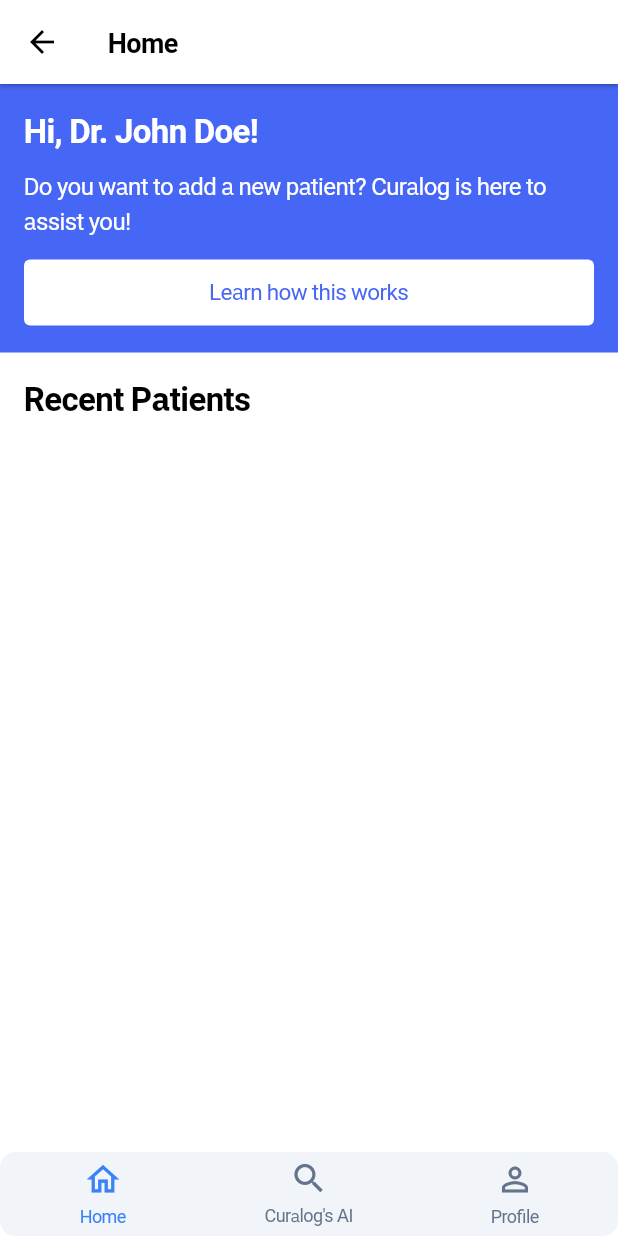
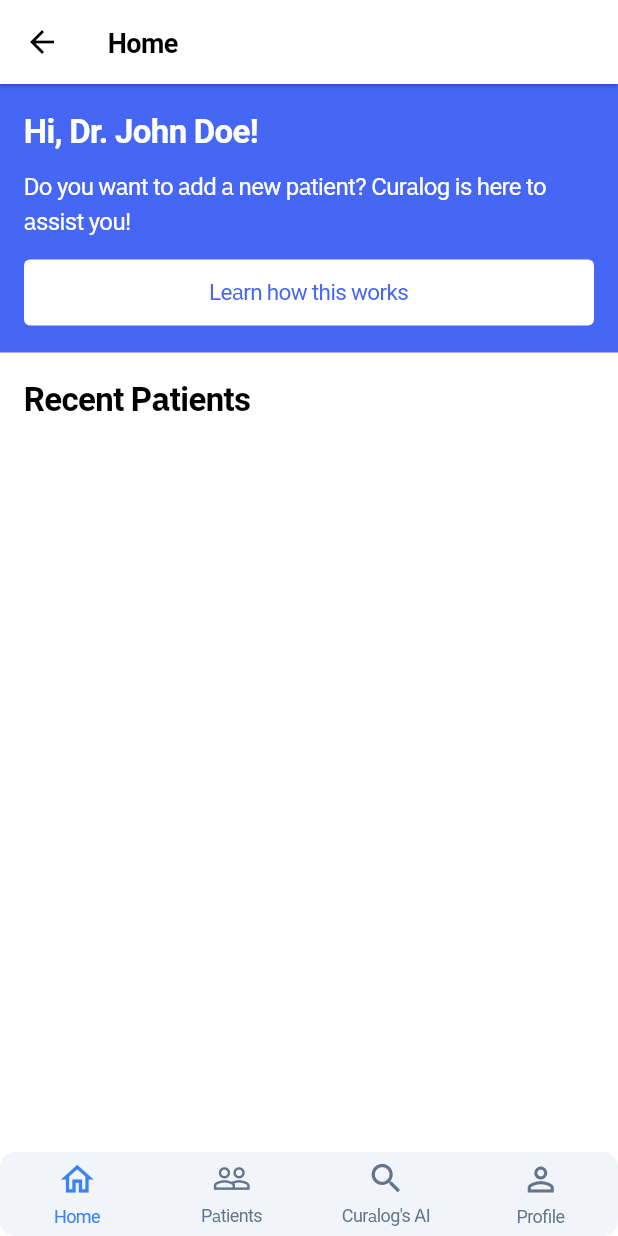
Before and after one commit to dakshvasudev/Curalog, a Flutter app: the screen it shows after launch, on a phone screen of 412 x 824 dp. Run offline on Flutter 3.47's test engine with Material 3 defaults, Android fonts, the phone set to English and light mode, and no system bars; drawn by our look-alikes of persistent_bottom_nav_bar; our stand-ins replace firebase_auth, firebase_core, google_fonts; accounts and stored records are empty.

Commit message:
Add Patient Page to Bottom Navigation Bar

```diff
--- a/lib/screens/bottom_nav_home_page.dart
+++ b/lib/screens/bottom_nav_home_page.dart
@@ -25,6 +25,7 @@ class BottomNavBar extends StatelessWidget {
     List<Widget> buildScreens() {
       return [
         const HomePage(),
+        const Center(child: Text('Patient Page')),
         const Center(child: Text('Second Page')),
         const Center(child: Text('Third Page')),
       ];
@@ -35,6 +36,12 @@ class BottomNavBar extends StatelessWidget {
         PersistentBottomNavBarItem(
           icon: const Icon(Icons.home_outlined),
           title: ("Home"),
+          activeColorPrimary: colors(context).highlight.s500,
+          inactiveColorPrimary: colors(context).onSurface.s500,
+        ),
+        PersistentBottomNavBarItem(
+          icon: const Icon(Icons.people_outline),
+          title: ("Patients"),
           activeColorPrimary: colors(context).highlight.s500,
           inactiveColorPrimary: colors(context).onSurface.s500,
         ),
```
